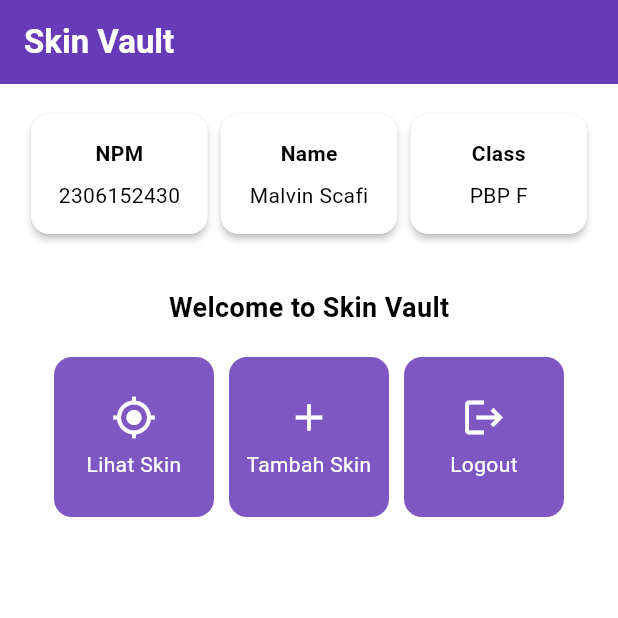
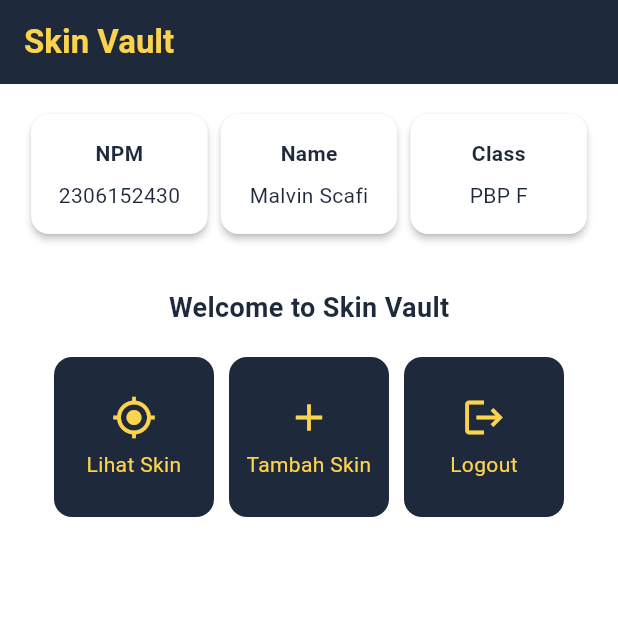
Before and after one commit to Cyades/skin-vault-mobile, a Flutter app: the screen it shows after launch, on a phone screen of 412 x 824 dp, the top half of it. Run offline on Flutter 3.47's test engine with Material 3 defaults, Android fonts, the phone set to English and light mode, and no system bars.

Commit message:
fix colouring

```diff
--- a/lib/main.dart
+++ b/lib/main.dart
@@ -8,30 +8,64 @@ void main() {
 class MyApp extends StatelessWidget {
   const MyApp({super.key});
 
-  // This widget is the root of your application.
   @override
   Widget build(BuildContext context) {
     return MaterialApp(
-      title: 'Flutter Demo',
+      title: 'Skin Vault',
       theme: ThemeData(
-        // This is the theme of your application.
-        //
-        // TRY THIS: Try running your application with "flutter run". You'll see
-        // the application has a purple toolbar. Then, without quitting the app,
-        // try changing the seedColor in the colorScheme below to Colors.green
-        // and then invoke "hot reload" (save your changes or press the "hot
-        // reload" button in a Flutter-supported IDE, or press "r" if you used
-        // the command line to start the app).
-        //
-        // Notice that the counter didn't reset back to zero; the application
-        // state is not lost during the reload. To reset the state, use hot
-        // restart instead.
-        //
-        // This works for code too, not just values: Most code changes can be
-        // tested with just a hot reload.
-        colorScheme: ColorScheme.fromSwatch(
-              primarySwatch: Colors.deepPurple,
-        ).copyWith(secondary: Colors.deepPurple[400]),
+        colorScheme: ColorScheme(
+          brightness: Brightness.light,
+          primary: Color(0xFF1e293b),      // Warna biru tua dari navbar
+          onPrimary: Colors.white,         // Warna teks pada primary
+          secondary: Color(0xFFfcd34d),    // Warna kuning dari logo
+          onSecondary: Color(0xFF1e293b),  // Warna teks pada secondary
+          error: Color(0xFFef4444),        // Warna merah dari tombol logout
+          onError: Colors.white,           // Warna teks pada error
+          background: Color(0xFF1e293b),   // Warna latar belakang
+          onBackground: Color(0xFF1e293b), // Warna teks pada background
+          surface: Colors.white,           // Warna permukaan kartu
+          onSurface: Color(0xFF1e293b),    // Warna teks pada surface
+        ),
+
+        // Konfigurasi tambahan tema
+        appBarTheme: AppBarTheme(
+          backgroundColor: Color(0xFF1e293b),
+          foregroundColor: Colors.white,
+          elevation: 8,
+        ),
+
+        // Konfigurasi kartu
+        cardTheme: CardTheme(
+          color: Colors.white,
+          elevation: 4,
+          shape: RoundedRectangleBorder(
+            borderRadius: BorderRadius.circular(12),
+          ),
+        ),
+
+        // Konfigurasi tombol
+        elevatedButtonTheme: ElevatedButtonThemeData(
+          style: ElevatedButton.styleFrom(
+            backgroundColor: Color(0xFFfcd34d),
+            foregroundColor: Color(0xFF1e293b),
+            shape: RoundedRectangleBorder(
+              borderRadius: BorderRadius.circular(8),
+            ),
+          ),
+        ),
+
+        // Konfigurasi teks
+        textTheme: TextTheme(
+          titleLarge: TextStyle(
+            color: Color(0xFFfcd34d),
+            fontWeight: FontWeight.bold,
+          ),
+          bodyLarge: TextStyle(
+            color: Color(0xFF1e293b),
+          ),
+        ),
+
+        // Menggunakan Material 3
         useMaterial3: true,
       ),
       home: MyHomePage(),
--- a/lib/menu.dart
+++ b/lib/menu.dart
@@ -1,5 +1,11 @@
 import 'package:flutter/material.dart';
-class MyHomePage extends StatelessWidget {
+
+class MyHomePage extends StatefulWidget {
+  @override
+  _MyHomePageState createState() => _MyHomePageState();
+}
+
+class _MyHomePageState extends State<MyHomePage> {
   final String npm = '2306152430'; // NPM
   final String name = 'Malvin Scafi'; // Nama
   final String className = 'PBP F'; // Kelas
@@ -10,33 +16,24 @@ class MyHomePage extends StatelessWidget {
     ItemHomepage("Logout", Icons.logout),
   ];
 
-    MyHomePage({super.key});
-
   @override
   Widget build(BuildContext context) {
-    // Scaffold menyediakan struktur dasar halaman dengan AppBar dan body.
     return Scaffold(
-      // AppBar adalah bagian atas halaman yang menampilkan judul.
       appBar: AppBar(
-        // Judul aplikasi "Skin Vault" dengan teks putih dan tebal.
-        title: const Text(
+        title: Text(
           'Skin Vault',
           style: TextStyle(
-            color: Colors.white,
+            color: Theme.of(context).colorScheme.secondary,
             fontWeight: FontWeight.bold,
           ),
         ),
-        // Warna latar belakang AppBar diambil dari skema warna tema aplikasi.
         backgroundColor: Theme.of(context).colorScheme.primary,
       ),
-      // Body halaman dengan padding di sekelilingnya.
       body: Padding(
         padding: const EdgeInsets.all(16.0),
-        // Menyusun widget secara vertikal dalam sebuah kolom.
         child: Column(
           crossAxisAlignment: CrossAxisAlignment.center,
           children: [
-            // Row untuk menampilkan 3 InfoCard secara horizontal.
             Row(
               mainAxisAlignment: MainAxisAlignment.spaceEvenly,
               children: [
@@ -45,18 +42,11 @@ class MyHomePage extends StatelessWidget {
                 InfoCard(title: 'Class', content: className),
               ],
             ),
-
-            // Memberikan jarak vertikal 16 unit.
-            const SizedBox(height: 16.0),
-
-            // Menempatkan widget berikutnya di tengah halaman.
+            SizedBox(height: 16.0),
             Center(
               child: Column(
-                // Menyusun teks dan grid item secara vertikal.
-
                 children: [
-                  // Menampilkan teks sambutan dengan gaya tebal dan ukuran 18.
-                  const Padding(
+                  Padding(
                     padding: EdgeInsets.only(top: 16.0),
                     child: Text(
                       'Welcome to Skin Vault',
@@ -66,18 +56,13 @@ class MyHomePage extends StatelessWidget {
                       ),
                     ),
                   ),
-
-                  // Grid untuk menampilkan ItemCard dalam bentuk grid 3 kolom.
                   GridView.count(
                     primary: true,
                     padding: const EdgeInsets.all(20),
                     crossAxisSpacing: 10,
                     mainAxisSpacing: 10,
                     crossAxisCount: 3,
-                    // Agar grid menyesuaikan tinggi kontennya.
                     shrinkWrap: true,
-
-                    // Menampilkan ItemCard untuk setiap item dalam list items.
                     children: items.map((ItemHomepage item) {
                       return ItemCard(item);
                     }).toList(),
@@ -92,33 +77,30 @@ class MyHomePage extends StatelessWidget {
   }
 }
 
-
 class InfoCard extends StatelessWidget {
-  // Kartu informasi yang menampilkan title dan content.
-
-  final String title;  // Judul kartu.
-  final String content;  // Isi kartu.
+  final String title;
+  final String content;
 
   const InfoCard({super.key, required this.title, required this.content});
 
   @override
   Widget build(BuildContext context) {
     return Card(
-      // Membuat kotak kartu dengan bayangan dibawahnya.
       elevation: 2.0,
       child: Container(
-        // Mengatur ukuran dan jarak di dalam kartu.
-        width: MediaQuery.of(context).size.width / 3.5, // menyesuaikan dengan lebar device yang digunakan.
+        width: MediaQuery.of(context).size.width / 3.5,
         padding: const EdgeInsets.all(16.0),
-        // Menyusun title dan content secara vertikal.
         child: Column(
           children: [
             Text(
               title,
-              style: const TextStyle(fontWeight: FontWeight.bold),
+              style: TextStyle(fontWeight: FontWeight.bold, color: Theme.of(context).colorScheme.primary),
             ),
-            const SizedBox(height: 8.0),
-            Text(content),
+            SizedBox(height: 8.0),
+            Text(
+              content,
+              style: TextStyle(color: Theme.of(context).colorScheme.primary),
+            ),
           ],
         ),
       ),
@@ -133,11 +115,7 @@ class ItemHomepage {
   ItemHomepage(this.name, this.icon);
 }
 
-
-
 class ItemCard extends StatelessWidget {
-  // Menampilkan kartu dengan ikon dan nama.
-
   final ItemHomepage item;
 
   const ItemCard(this.item, {super.key});
@@ -145,39 +123,34 @@ class ItemCard extends StatelessWidget {
   @override
   Widget build(BuildContext context) {
     return Material(
-      // Menentukan warna latar belakang dari tema aplikasi.
-      color: Theme.of(context).colorScheme.secondary,
-      // Membuat sudut kartu melengkung.
+      color: Theme.of(context).colorScheme.primary,
       borderRadius: BorderRadius.circular(12),
-
       child: InkWell(
-        // Aksi ketika kartu ditekan.
         onTap: () {
-          // Menampilkan pesan SnackBar saat kartu ditekan.
           ScaffoldMessenger.of(context)
             ..hideCurrentSnackBar()
             ..showSnackBar(
-              SnackBar(content: Text("Kamu telah menekan tombol ${item.name}!"))
+              SnackBar(content: Text("Kamu telah menekan tombol ${item.name}!")),
             );
         },
-        // Container untuk menyimpan Icon dan Text
         child: Container(
           padding: const EdgeInsets.all(8),
           child: Center(
             child: Column(
-              // Menyusun ikon dan teks di tengah kartu.
               mainAxisAlignment: MainAxisAlignment.center,
               children: [
                 Icon(
                   item.icon,
-                  color: Colors.white,
+                  color: Theme.of(context).colorScheme.secondary,
                   size: 30.0,
                 ),
                 const Padding(padding: EdgeInsets.all(3)),
                 Text(
                   item.name,
                   textAlign: TextAlign.center,
-                  style: const TextStyle(color: Colors.white),
+                  style: TextStyle(
+                    color: Theme.of(context).colorScheme.secondary,
+                  ),
                 ),
               ],
             ),
@@ -186,5 +159,4 @@ class ItemCard extends StatelessWidget {
       ),
     );
   }
-
 }
```
Also changed, not shown: 1 other file. Lines whose indentation alone changed are shown as unchanged.
